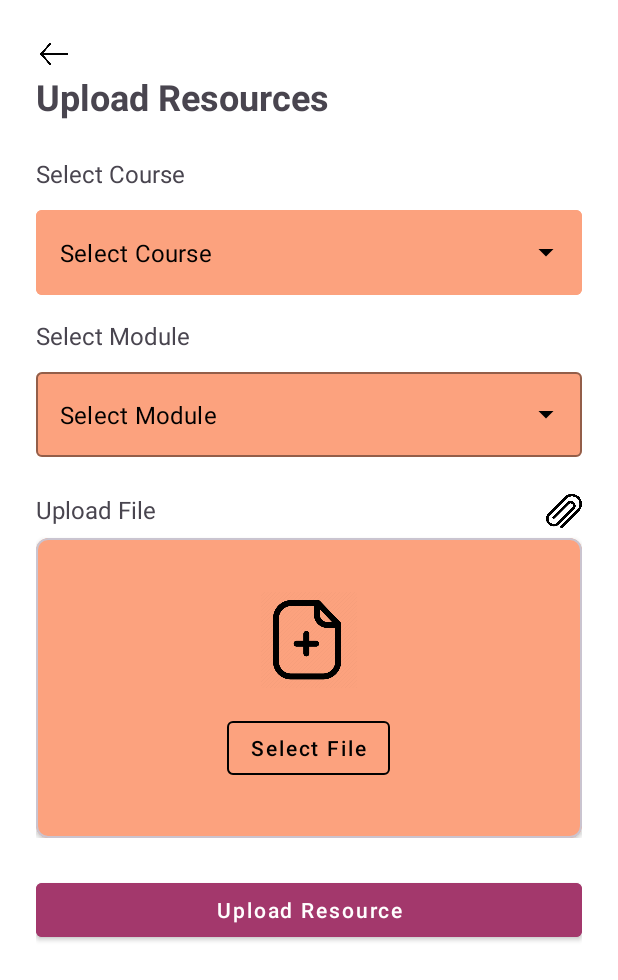
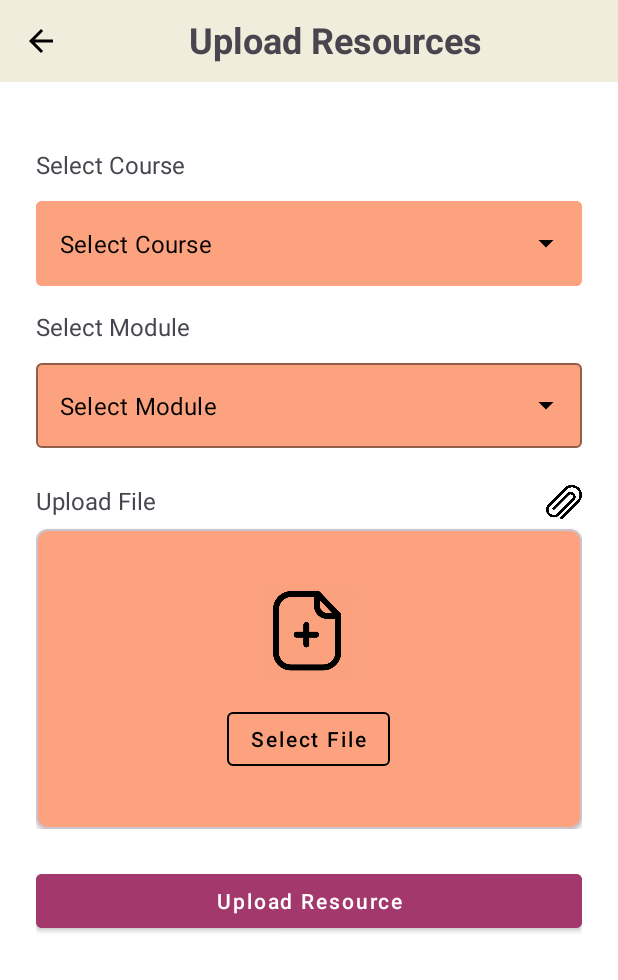
Before and after one commit to Payal429/MeetMe_StudentApp_Group1_, an Android app: the UploadResourcesActivity screen opened directly, with no data from a screen before it, on a phone screen of 412 x 824 dp. Shown: the top 980 px of the screen. Run offline under Robolectric (Android 15) with nearby library versions, the phone set to English and light mode, and no system bars; libraries missing offline, so code that uses them is left out: com.cloudinary.android.

Commit message:
updatng new features

```diff
--- a/app/src/main/java/com/group1/meetme/DownloadResourcesActivity.kt
+++ b/app/src/main/java/com/group1/meetme/DownloadResourcesActivity.kt
@@ -23,7 +23,7 @@ class DownloadResourcesActivity : AppCompatActivity() {
 
         moduleDropdown = findViewById(R.id.moduleDropdown)
         resourcesContainer = findViewById(R.id.resourcesContainer)
-        backButton = findViewById(R.id.back) //
+        backButton = findViewById(R.id.backArrow) //
 
         backButton.setOnClickListener {
             val intent = Intent(this, MenuResourcesActivity::class.java)
--- a/app/src/main/java/com/group1/meetme/LecturerDashboardActivity.kt
+++ b/app/src/main/java/com/group1/meetme/LecturerDashboardActivity.kt
@@ -25,6 +25,7 @@ class LecturerDashboardActivity : AppCompatActivity() {
         val homebutton: ImageButton = findViewById(R.id.homebutton)
         val schedulebutton: ImageButton = findViewById(R.id.schedulebutton)
         val bookingsbutton: ImageButton = findViewById(R.id.bookingsbutton)
+        val uploadResources: ImageButton = findViewById(R.id.uploadResources)
         val settingsbutton: ImageButton = findViewById(R.id.settingsbutton)
 
         schedulebutton.setOnClickListener(){
@@ -34,6 +35,10 @@ class LecturerDashboardActivity : AppCompatActivity() {
 
         bookingsbutton.setOnClickListener(){
             val intent = Intent(this, AppointmentsActivity::class.java)
+            startActivity(intent)
+        }
+        uploadResources.setOnClickListener(){
+            val intent = Intent(this, UploadResourcesActivity::class.java)
             startActivity(intent)
         }
     }
--- a/app/src/main/java/com/group1/meetme/StudentDashboardActivity.kt
+++ b/app/src/main/java/com/group1/meetme/StudentDashboardActivity.kt
@@ -27,8 +27,8 @@ class StudentDashboardActivity : AppCompatActivity() {
         val homebutton: ImageButton = findViewById(R.id.homebutton)
         val schedulebutton: ImageButton = findViewById(R.id.schedulebutton)
         val bookingsbutton: ImageButton = findViewById(R.id.bookingsbutton)
-        val downloadResource: ImageButton = findViewById(R.id.downloadResources)
-//        val resourcebutton: ImageButton = findViewById(R.id.resourcesbutton)
+//        val downloadResource: ImageButton = findViewById(R.id.downloadResources)
+        val resourcebutton: ImageButton = findViewById(R.id.resourcesbutton)
 
         schedulebutton.setOnClickListener(){
             val intent = Intent(this, BookAppointmentActivity::class.java)
@@ -39,8 +39,8 @@ class StudentDashboardActivity : AppCompatActivity() {
             val intent = Intent(this, AppointmentsActivity::class.java)
             startActivity(intent)
         }
-        downloadResource.setOnClickListener(){
-            val intent = Intent(this, downloadResource::class.java)
+        resourcebutton.setOnClickListener(){
+            val intent = Intent(this, MenuResourcesActivity::class.java)
             startActivity(intent)
         }
 
--- a/app/src/main/java/com/group1/meetme/UploadResourcesActivity.kt
+++ b/app/src/main/java/com/group1/meetme/UploadResourcesActivity.kt
@@ -37,7 +37,7 @@ class UploadResourcesActivity : AppCompatActivity() {
         btnUpload = findViewById(R.id.btnUpload)
         uploadFileText = findViewById(R.id.uploadFileText)
         paperclipIcon = findViewById(R.id.paperclipIcon)
-        backButton = findViewById(R.id.back)
+        backButton = findViewById(R.id.backArrow)
 
         setupDropdowns()
 
--- a/app/src/main/res/layout/activity_lecturer_dashboard.xml
+++ b/app/src/main/res/layout/activity_lecturer_dashboard.xml
@@ -32,7 +32,7 @@
             android:textSize="18sp" />
 
         <ImageButton
-            android:id="@+id/downloadResources"
+            android:id="@+id/uploadResources"
             android:layout_width="wrap_content"
             android:layout_height="wrap_content"
             android:layout_alignParentEnd="true"
--- a/app/src/main/res/layout/activity_student_dashboard.xml
+++ b/app/src/main/res/layout/activity_student_dashboard.xml
@@ -53,6 +53,7 @@
         <!--        android:padding="8dp"-->
         <!--        android:background="?attr/selectableItemBackgroundBorderless" />-->
     </RelativeLayout>
+
     <!-- Scrollable Content -->
     <ScrollView
         android:layout_width="match_parent"
--- a/app/src/main/res/layout/activity_upload_resources.xml
+++ b/app/src/main/res/layout/activity_upload_resources.xml
@@ -10,42 +10,56 @@
     <LinearLayout
         android:layout_width="match_parent"
         android:layout_height="match_parent"
-        android:orientation="vertical"
-        android:padding="24dp"
-        android:paddingBottom="72dp">
+        android:orientation="vertical">
 
-        <!-- Title -->
+        <!-- Header -->
+        <LinearLayout
+            android:layout_width="match_parent"
+            android:layout_height="wrap_content"
+            android:background="@color/ivory"
+            android:orientation="horizontal"
+            android:padding="10dp">
 
-        <ImageView
-            android:id="@+id/back"
-            android:layout_width="24dp"
-            android:layout_height="24dp"
-            android:src="@drawable/ic_backarrow">
-        </ImageView>
+            <ImageButton
+                android:id="@+id/backArrow"
+                android:layout_width="wrap_content"
+                android:layout_height="wrap_content"
+                android:background="?attr/selectableItemBackgroundBorderless"
+                android:contentDescription="Home"
+                android:padding="5dp"
+                android:src="@drawable/back_arrow" />
 
             <TextView
-            android:layout_width="wrap_content"
+                android:id="@+id/headerTitle"
+                android:layout_width="0dp"
                 android:layout_height="wrap_content"
+                android:layout_weight="1"
+                android:gravity="center"
                 android:text="Upload Resources"
                 android:textSize="24sp"
-            android:textStyle="bold"
-            android:layout_marginBottom="24dp">
+                android:textStyle="bold" />
+        </LinearLayout>
 
-        </TextView>
+        <LinearLayout
+            android:layout_width="match_parent"
+            android:layout_height="wrap_content"
+            android:layout_marginTop="20dp"
+            android:orientation="vertical"
+            android:padding="24dp">
 
             <!-- Course Selection -->
             <LinearLayout
                 android:layout_width="match_parent"
                 android:layout_height="wrap_content"
-            android:orientation="vertical"
-            android:layout_marginBottom="16dp">
+                android:layout_marginBottom="16dp"
+                android:orientation="vertical">
 
                 <TextView
                     android:layout_width="wrap_content"
                     android:layout_height="wrap_content"
+                    android:layout_marginBottom="8dp"
                     android:text="Select Course"
-                android:textSize="16sp"
-                android:layout_marginBottom="8dp"/>
+                    android:textSize="16sp" />
 
                 <com.google.android.material.textfield.TextInputLayout
                     style="@style/Widget.MaterialComponents.TextInputLayout.OutlinedBox.ExposedDropdownMenu"
@@ -53,8 +67,8 @@
                     android:layout_height="wrap_content"
                     app:boxBackgroundColor="#FCA27E"
                     app:boxStrokeColor="#FCA27E"
-                app:hintTextColor="@android:color/white"
-                app:endIconTint="@android:color/black">
+                    app:endIconTint="@android:color/black"
+                    app:hintTextColor="@android:color/white">
 
                     <AutoCompleteTextView
                         android:id="@+id/courseDropdown"
@@ -62,7 +76,7 @@
                         android:layout_height="wrap_content"
                         android:inputType="none"
                         android:text="Select Course"
-                    android:textColor="@android:color/black"/>
+                        android:textColor="@android:color/black" />
                 </com.google.android.material.textfield.TextInputLayout>
             </LinearLayout>
 
@@ -70,15 +84,15 @@
             <LinearLayout
                 android:layout_width="match_parent"
                 android:layout_height="wrap_content"
-            android:orientation="vertical"
-            android:layout_marginBottom="24dp">
+                android:layout_marginBottom="24dp"
+                android:orientation="vertical">
 
                 <TextView
                     android:layout_width="wrap_content"
                     android:layout_height="wrap_content"
+                    android:layout_marginBottom="8dp"
                     android:text="Select Module"
-                android:textSize="16sp"
-                android:layout_marginBottom="8dp"/>
+                    android:textSize="16sp" />
 
                 <com.google.android.material.textfield.TextInputLayout
                     style="@style/Widget.MaterialComponents.TextInputLayout.OutlinedBox.ExposedDropdownMenu"
@@ -86,8 +100,8 @@
                     android:layout_height="wrap_content"
                     app:boxBackgroundColor="#FCA27E"
                     app:boxStrokeColor="#FCA27E"
-                app:hintTextColor="@android:color/white"
-                app:endIconTint="@android:color/black">
+                    app:endIconTint="@android:color/black"
+                    app:hintTextColor="@android:color/white">
 
                     <AutoCompleteTextView
                         android:id="@+id/moduleDropdown"
@@ -95,7 +109,7 @@
                         android:layout_height="wrap_content"
                         android:inputType="none"
                         android:text="Select Module"
-                    android:textColor="@android:color/black"/>
+                        android:textColor="@android:color/black" />
                 </com.google.android.material.textfield.TextInputLayout>
             </LinearLayout>
 
@@ -110,18 +124,18 @@
                     android:id="@+id/uploadFileText"
                     android:layout_width="wrap_content"
                     android:layout_height="wrap_content"
+                    android:layout_marginBottom="8dp"
                     android:text="Upload File"
-                android:textSize="16sp"
-                android:layout_marginBottom="8dp"/>
+                    android:textSize="16sp" />
 
                 <ImageView
                     android:id="@+id/paperclipIcon"
                     android:layout_width="24dp"
                     android:layout_height="24dp"
+                    android:layout_alignTop="@id/uploadFileText"
+                    android:layout_alignParentEnd="true"
                     android:src="@drawable/ic_paperclip"
-                android:layout_alignParentEnd="true"
-                android:layout_alignTop="@id/uploadFileText"
-                app:tint="#000000"/>
+                    app:tint="#000000" />
 
                 <com.google.android.material.card.MaterialCardView
                     android:layout_width="match_parent"
@@ -134,28 +148,28 @@
                     <LinearLayout
                         android:layout_width="match_parent"
                         android:layout_height="match_parent"
+                        android:gravity="center"
                         android:orientation="vertical"
-                    android:gravity="center"
                         android:padding="16dp">
 
                         <!-- Upload Icon (Now included as requested) -->
                         <ImageView
                             android:layout_width="64dp"
                             android:layout_height="64dp"
+                            android:layout_marginBottom="16dp"
                             android:src="@drawable/ic_upload"
-                        app:tint="@android:color/black"
-                        android:layout_marginBottom="16dp"/>
+                            app:tint="@android:color/black" />
 
                         <Button
                             android:id="@+id/btnSelectFile"
+                            style="@style/Widget.MaterialComponents.Button.OutlinedButton"
                             android:layout_width="wrap_content"
                             android:layout_height="wrap_content"
+                            android:backgroundTint="@android:color/transparent"
                             android:text="Select File"
+                            android:textAllCaps="false"
                             android:textColor="@android:color/black"
-                        android:backgroundTint="@android:color/transparent"
-                        android:textAllCaps="false"
-                        style="@style/Widget.MaterialComponents.Button.OutlinedButton"
-                        app:strokeColor="@android:color/black"/>
+                            app:strokeColor="@android:color/black" />
                     </LinearLayout>
                 </com.google.android.material.card.MaterialCardView>
             </RelativeLayout>
@@ -163,12 +177,14 @@
             <!-- Upload Button -->
             <Button
                 android:id="@+id/btnUpload"
+                style="@style/Widget.MaterialComponents.Button"
                 android:layout_width="match_parent"
                 android:layout_height="wrap_content"
+                android:backgroundTint="#a3386c"
                 android:text="Upload Resource"
-            android:textColor="@android:color/white"
-            android:backgroundTint="#a3386c"
                 android:textAllCaps="false"
-            style="@style/Widget.MaterialComponents.Button"/>
+                android:textColor="@android:color/white" />
         </LinearLayout>
+    </LinearLayout>
+
 </androidx.coordinatorlayout.widget.CoordinatorLayout>
```
Lines whose indentation alone changed are shown as unchanged.
